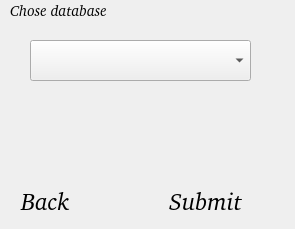
Above: code/GUI/choseDatabase.ui from Anastasiyabordak/Anadat before the change. Below: the same form after it.
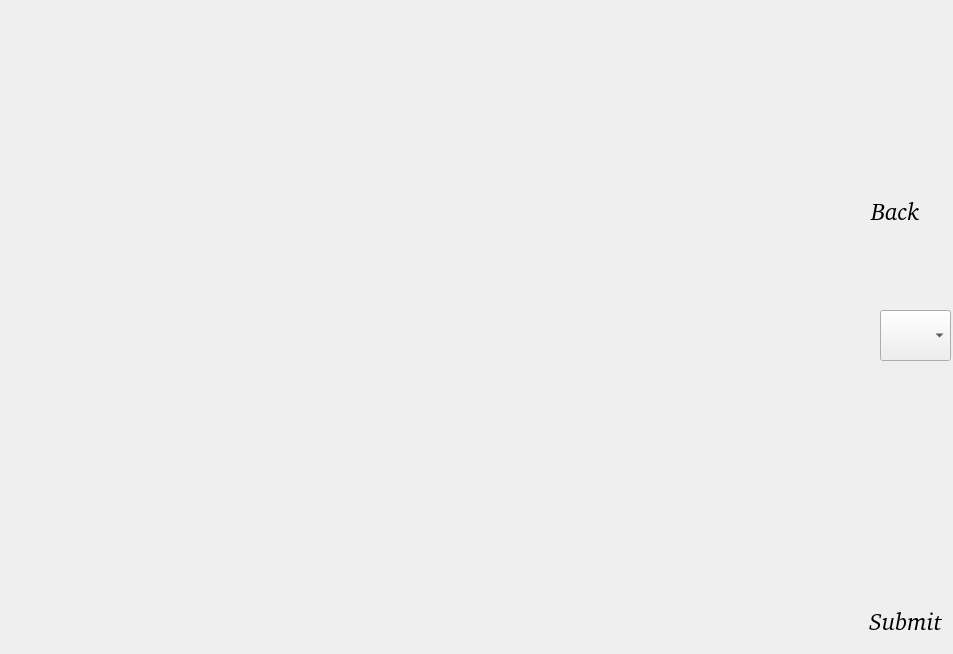
That is the form after the change.

Commit message: databases showing well

```diff
--- a/code/GUI/choseDatabase.ui
+++ b/code/GUI/choseDatabase.ui
@@ -6,8 +6,8 @@
    <rect>
     <x>0</x>
     <y>0</y>
-    <width>295</width>
-    <height>229</height>
+    <width>953</width>
+    <height>654</height>
    </rect>
   </property>
   <property name="windowTitle">
@@ -17,9 +17,9 @@
    <widget class="QPushButton" name="submitButton">
     <property name="geometry">
      <rect>
-      <x>120</x>
-      <y>180</y>
-      <width>171</width>
+      <x>850</x>
+      <y>600</y>
+      <width>111</width>
       <height>41</height>
      </rect>
     </property>
@@ -39,33 +39,11 @@
      <bool>true</bool>
     </property>
    </widget>
-   <widget class="QLabel" name="imageLabel">
-    <property name="geometry">
-     <rect>
-      <x>10</x>
-      <y>0</y>
-      <width>131</width>
-      <height>21</height>
-     </rect>
-    </property>
-    <property name="font">
-     <font>
-      <family>Bitstream Charter</family>
-      <pointsize>11</pointsize>
-      <weight>50</weight>
-      <italic>true</italic>
-      <bold>false</bold>
-     </font>
-    </property>
-    <property name="text">
-     <string>Chose database</string>
-    </property>
-   </widget>
    <widget class="QPushButton" name="backButton">
     <property name="geometry">
      <rect>
-      <x>10</x>
-      <y>180</y>
+      <x>860</x>
+      <y>190</y>
       <width>71</width>
       <height>41</height>
      </rect>
@@ -89,10 +67,10 @@
    <widget class="QComboBox" name="comboBox">
     <property name="geometry">
      <rect>
-      <x>30</x>
-      <y>40</y>
-      <width>221</width>
-      <height>41</height>
+      <x>880</x>
+      <y>310</y>
+      <width>71</width>
+      <height>51</height>
      </rect>
     </property>
     <property name="font">
```
The commit also changes 4 other files.
